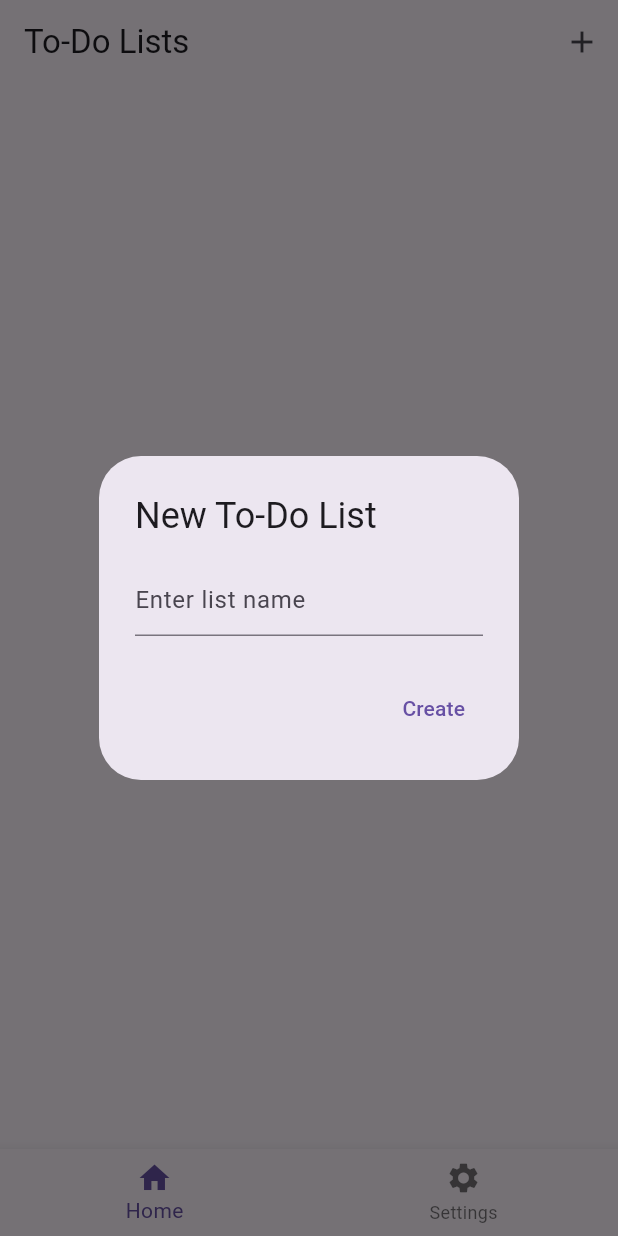
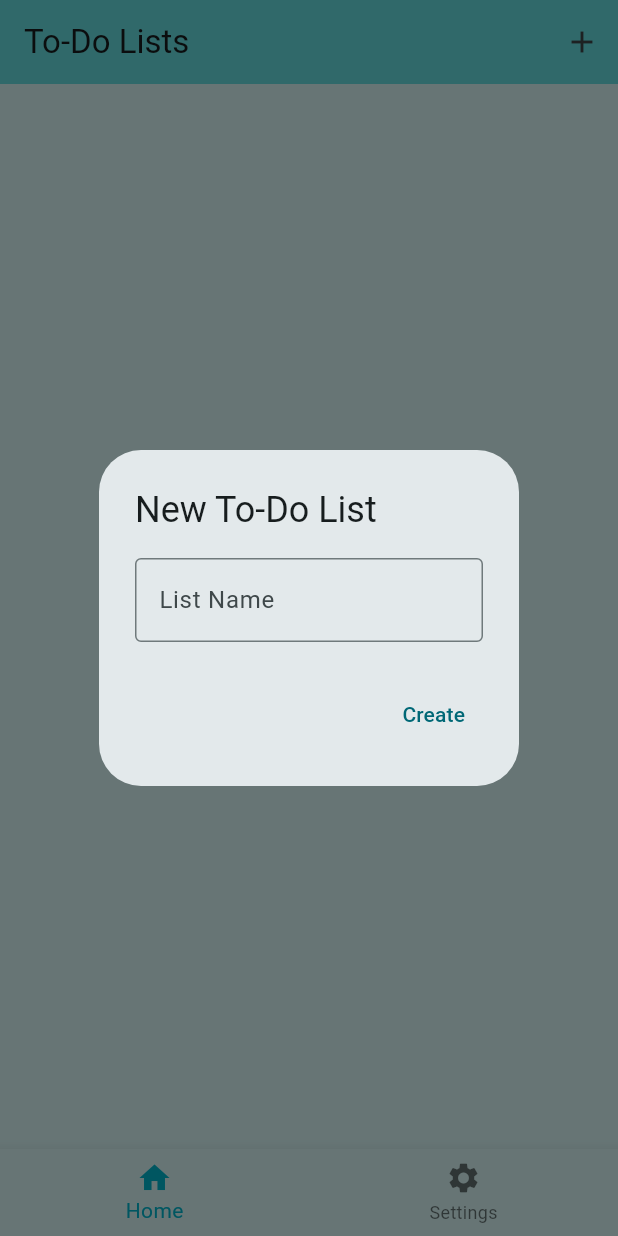
Before and after one commit to YunusMutlu/to-do-app, a Flutter app: the screen it shows after launch, after a tap on the "add" icon, on a phone screen of 412 x 824 dp. Run offline on Flutter 3.47's test engine with Material 3 defaults, Android fonts, the phone set to English and light mode, and no system bars.

Commit message:
second version

```diff
--- a/lib/main.dart
+++ b/lib/main.dart
@@ -1,26 +1,78 @@
 import 'package:flutter/material.dart';
 import 'package:to_do/to_do_attributes.dart';
 import 'package:to_do/to_do_lists.dart';
+import 'settings.dart';
 
 void main() {
   runApp(const MyApp());
 }
 
-class MyApp extends StatelessWidget {
+class MyApp extends StatefulWidget {
   const MyApp({super.key});
+
+  @override
+  State<MyApp> createState() => _MyAppState();
+}
+
+class _MyAppState extends State<MyApp> {
+  bool _isDarkMode = false;
+
+  void _toggleTheme(bool value) {
+    setState(() {
+      _isDarkMode = value;
+    });
+  }
 
   @override
   Widget build(BuildContext context) {
     return MaterialApp(
       debugShowCheckedModeBanner: false,
+      theme: ThemeData(
+        cardTheme: CardThemeData(
+          color: _isDarkMode ? Colors.grey[850] : Colors.white,
+          shadowColor: _isDarkMode ? Colors.black54 : Colors.grey[300],
+        ),
+        listTileTheme: ListTileThemeData(
+          tileColor: _isDarkMode ? Colors.grey[800] : Colors.white,
+          shape: RoundedRectangleBorder(
+            borderRadius: BorderRadius.circular(10.0),
+          ),
+        ),
+        bottomNavigationBarTheme: BottomNavigationBarThemeData(
+          backgroundColor: _isDarkMode
+              ? Colors.grey[900]
+              : const Color(0xFFE0FFFF),
+          selectedItemColor: _isDarkMode
+              ? const Color(0xFF6C63FF)
+              : Colors.cyan,
+          unselectedItemColor: _isDarkMode ? Colors.white70 : Colors.black54,
+        ),
+        colorScheme: ColorScheme.fromSeed(
+          seedColor: _isDarkMode ? Colors.blueGrey : Colors.cyan,
+          brightness: _isDarkMode ? Brightness.dark : Brightness.light,
+        ),
+        primaryColor: _isDarkMode
+            ? const Color.fromARGB(255, 5, 7, 8)
+            : const Color(0xFF00FFFF),
+        scaffoldBackgroundColor: _isDarkMode
+            ? Colors.black
+            : const Color(0xFFE0FFFF),
+        appBarTheme: AppBarTheme(
+          backgroundColor: _isDarkMode
+              ? const Color.fromARGB(255, 6, 9, 10)
+              : const Color.fromARGB(136, 0, 206, 209),
+        ),
+      ),
       title: 'Flutter Demo',
-      home: const HomePage(),
+      home: HomePage(isDarkMode: _isDarkMode, onThemeChanged: _toggleTheme),
     );
   }
 }
 
 class HomePage extends StatefulWidget {
-  const HomePage({super.key});
+  final bool isDarkMode;
+  final void Function(bool)? onThemeChanged;
+  const HomePage({super.key, this.isDarkMode = false, this.onThemeChanged});
 
   @override
   State<HomePage> createState() => _HomePageState();
@@ -47,7 +99,11 @@ class _HomePageState extends State<HomePage> {
               controller: _listNameController,
               validator: (value) =>
                   value!.isEmpty ? 'Please enter a list name' : null,
-              decoration: const InputDecoration(hintText: 'Enter list name'),
+              decoration: const InputDecoration(
+                hintText: 'Enter list name',
+                border: OutlineInputBorder(),
+                label: Text('List Name'),
+              ),
               autovalidateMode: AutovalidateMode.onUserInteraction,
             ),
           ),
@@ -75,6 +131,22 @@ class _HomePageState extends State<HomePage> {
   Widget build(BuildContext context) {
     return Scaffold(
       bottomNavigationBar: BottomNavigationBar(
+        onTap: (value) {
+          switch (value) {
+            case 0:
+              break;
+            case 1:
+              Navigator.of(context).push(
+                MaterialPageRoute(
+                  builder: (context) => Settings(
+                    isDarkMode: widget.isDarkMode,
+                    onThemeChanged: widget.onThemeChanged,
+                  ),
+                ),
+              );
+              break;
+          }
+        },
         items: const [
           BottomNavigationBarItem(icon: Icon(Icons.home), label: 'Home'),
           BottomNavigationBarItem(
--- a/lib/to_do_lists.dart
+++ b/lib/to_do_lists.dart
@@ -50,6 +50,12 @@ class _ToDoListsState extends State<ToDoLists> {
             ),
           ),
           actions: [
+            TextButton(
+              onPressed: () {
+                Navigator.of(context).pop();
+              },
+              child: const Text('Cancel'),
+            ),
             TextButton(
               onPressed: () {
                 if (_formKey.currentState!.validate()) {
```
Also changed, not shown: lib/settings.dart (added, +34 -0 lines), lib/to_do_listdetailpage.dart (+30 -0 lines).
